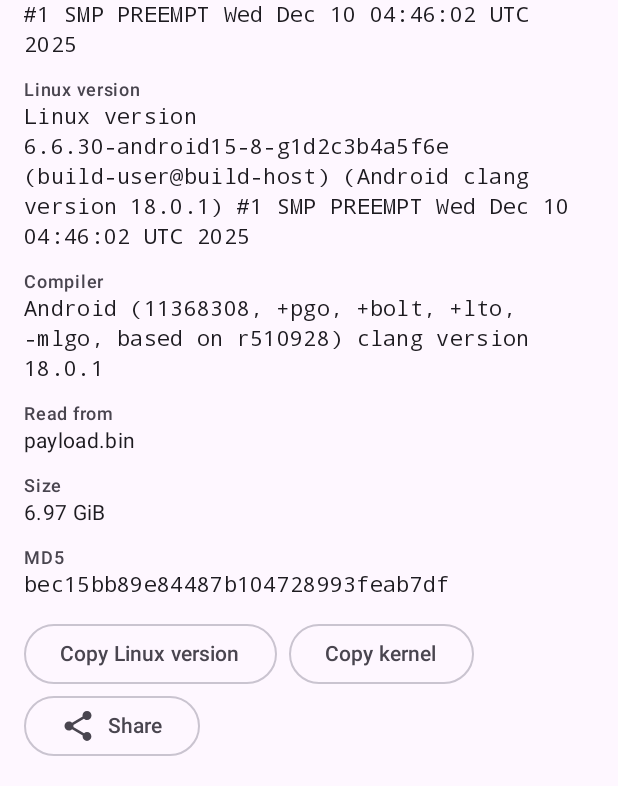
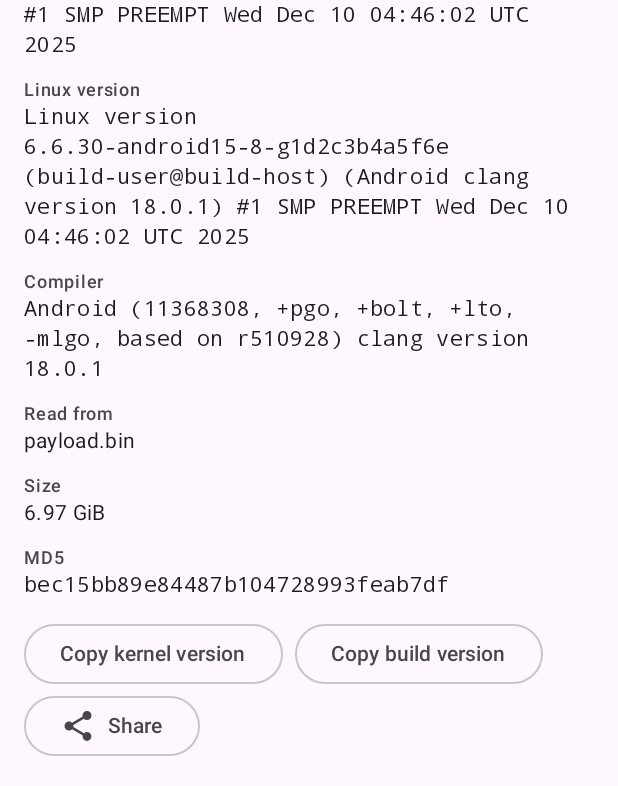
Before and after one commit to luigimak/oem-kernel-build-version, an Android app built with Jetpack Compose: the @Preview function DetailLight, scrolled down 132 dp, on a phone screen of 412 x 824 dp, the part 450-1236 px from its top. Run offline under Robolectric (Android 15) with nearby library versions, the phone set to English and light mode, and no system bars.

Commit message:
android: copy the kernel version and the build separately
The firmware page no longer has a button for the whole Linux version string. The first button copies the kernel version (kernel_release) and the second copies the build, each shown only when the firmware has it. The full string stays on the page, selectable, and in what the share button sends.

```diff
--- a/android/app/src/main/kotlin/io/github/oemkbv/ui/DetailScreen.kt
+++ b/android/app/src/main/kotlin/io/github/oemkbv/ui/DetailScreen.kt
@@ -107,14 +107,15 @@ fun DetailScreen(row: Firmware?, favorite: Boolean, onBack: () -> Unit, onToggle
         Field(R.string.field_error, row.error, mono = true, error = true)
 
         FlowRow(horizontalArrangement = Arrangement.spacedBy(8.dp)) {
-          if (row.linuxVersion.isNotEmpty()) {
-            OutlinedButton(onClick = { copy("Linux version", row.linuxVersion) }, modifier = Modifier.testTag("copy-linux")) {
-              Text(stringResource(R.string.copy_linux_version))
+          // the kernel release (`6.6.30-android15-8-g1d2c3b4a5f6e`) and the build (`#1 SMP PREEMPT Wed Dec 10 04:46:02 UTC 2025`)
+          if (row.kernel.isNotEmpty()) {
+            OutlinedButton(onClick = { copy("Kernel version", row.kernel) }, modifier = Modifier.testTag("copy-kernel")) {
+              Text(stringResource(R.string.copy_kernel_version))
             }
           }
-          if (row.kernel.isNotEmpty()) {
-            OutlinedButton(onClick = { copy("Kernel", row.kernel) }, modifier = Modifier.testTag("copy-kernel")) {
-              Text(stringResource(R.string.copy_kernel))
+          if (row.build.isNotEmpty()) {
+            OutlinedButton(onClick = { copy("Build version", row.build) }, modifier = Modifier.testTag("copy-build")) {
+              Text(stringResource(R.string.copy_build_version))
             }
           }
           OutlinedButton(onClick = { share(context, row) }, modifier = Modifier.testTag("share")) {
--- a/android/app/src/main/res/values/strings.xml
+++ b/android/app/src/main/res/values/strings.xml
@@ -80,8 +80,8 @@
     <string name="field_size">Size</string>
     <string name="field_md5">MD5</string>
     <string name="field_error">Error</string>
-    <string name="copy_linux_version">Copy Linux version</string>
-    <string name="copy_kernel">Copy kernel</string>
+    <string name="copy_kernel_version">Copy kernel version</string>
+    <string name="copy_build_version">Copy build version</string>
     <string name="copied">Copied</string>
     <string name="share">Share</string>
     <string name="favorite_add">Add %1$s to the favorites</string>
```
Also changed, not shown: 3 other files.
